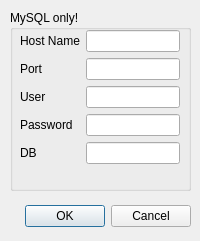
The window that dbconnparams.ui (LebedevRI/dbms) describes before a commit, drawn with Qt 5.
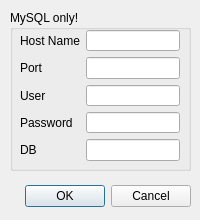
The same window after the commit.

```diff
--- a/dbconnparams.ui
+++ b/dbconnparams.ui
@@ -7,7 +7,7 @@
     <x>0</x>
     <y>0</y>
     <width>200</width>
-    <height>241</height>
+    <height>220</height>
    </rect>
   </property>
   <property name="windowTitle">
@@ -17,7 +17,7 @@
    <property name="geometry">
     <rect>
      <x>10</x>
-     <y>200</y>
+     <y>180</y>
      <width>181</width>
      <height>32</height>
     </rect>
@@ -35,7 +35,7 @@
      <x>10</x>
      <y>10</y>
      <width>181</width>
-     <height>181</height>
+     <height>161</height>
     </rect>
    </property>
    <property name="title">
@@ -47,7 +47,7 @@
       <x>10</x>
       <y>20</y>
       <width>160</width>
-      <height>146</height>
+      <height>131</height>
      </rect>
     </property>
     <layout class="QFormLayout" name="formLayout">
```
